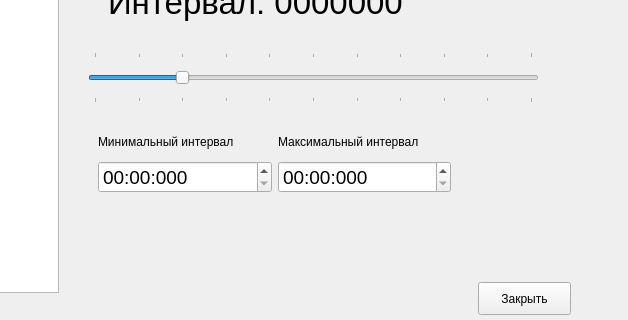
The window that src/mainwindow.ui (BalDim1971/AnalizStreamData) describes before a commit, drawn with Qt 5; both pictures show x 172 to 800 and y 188 to 508 of the 800 by 600 pixel window.
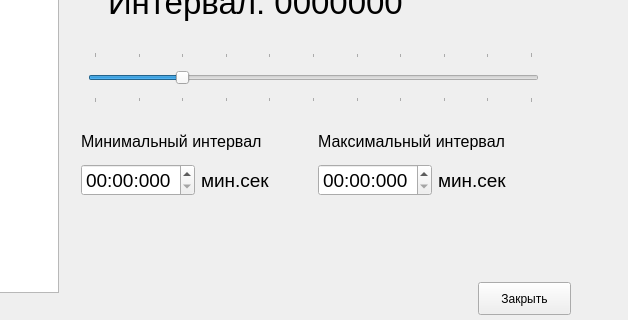
The same window after the commit.

Commit message: Балашов Д.В. 1. Дорабатываю запись и чтение файла со случайными данными. 2. Заложил формирование JSON.

What changed in the file:
```diff
--- a/src/mainwindow.ui
+++ b/src/mainwindow.ui
@@ -140,23 +140,30 @@
    <widget class="QWidget" name="">
     <property name="geometry">
      <rect>
-      <x>270</x>
-      <y>316</y>
-      <width>353</width>
-      <height>65</height>
+      <x>253</x>
+      <y>313</y>
+      <width>468</width>
+      <height>71</height>
      </rect>
     </property>
-    <layout class="QHBoxLayout" name="horizontalLayout">
+    <layout class="QHBoxLayout" name="horizontalLayout_3">
      <item>
       <layout class="QVBoxLayout" name="verticalLayout">
        <item>
         <widget class="QLabel" name="L_MinInterval">
+         <property name="font">
+          <font>
+           <pointsize>12</pointsize>
+          </font>
+         </property>
          <property name="text">
           <string>Минимальный интервал</string>
          </property>
         </widget>
        </item>
        <item>
+        <layout class="QHBoxLayout" name="horizontalLayout">
+         <item>
         <widget class="QTimeEdit" name="TE_MinInterval">
          <property name="font">
           <font>
@@ -171,18 +178,39 @@
          </property>
         </widget>
        </item>
+         <item>
+          <widget class="QLabel" name="label">
+           <property name="font">
+            <font>
+             <pointsize>14</pointsize>
+            </font>
+           </property>
+           <property name="text">
+            <string>мин.сек</string>
+           </property>
+          </widget>
+         </item>
+        </layout>
+       </item>
       </layout>
      </item>
      <item>
       <layout class="QVBoxLayout" name="verticalLayout_2">
        <item>
         <widget class="QLabel" name="L_MaxInterval">
+         <property name="font">
+          <font>
+           <pointsize>12</pointsize>
+          </font>
+         </property>
          <property name="text">
           <string>Максимальный интервал</string>
          </property>
         </widget>
        </item>
        <item>
+        <layout class="QHBoxLayout" name="horizontalLayout_2">
+         <item>
         <widget class="QTimeEdit" name="TE_MaxInterval">
          <property name="font">
           <font>
@@ -196,6 +224,20 @@
           <string>mm:ss:zzz</string>
          </property>
         </widget>
+         </item>
+         <item>
+          <widget class="QLabel" name="label_2">
+           <property name="font">
+            <font>
+             <pointsize>14</pointsize>
+            </font>
+           </property>
+           <property name="text">
+            <string>мин.сек</string>
+           </property>
+          </widget>
+         </item>
+        </layout>
        </item>
       </layout>
      </item>
```
Lines whose indentation alone changed are shown as unchanged. The commit also changes 2 other files.
